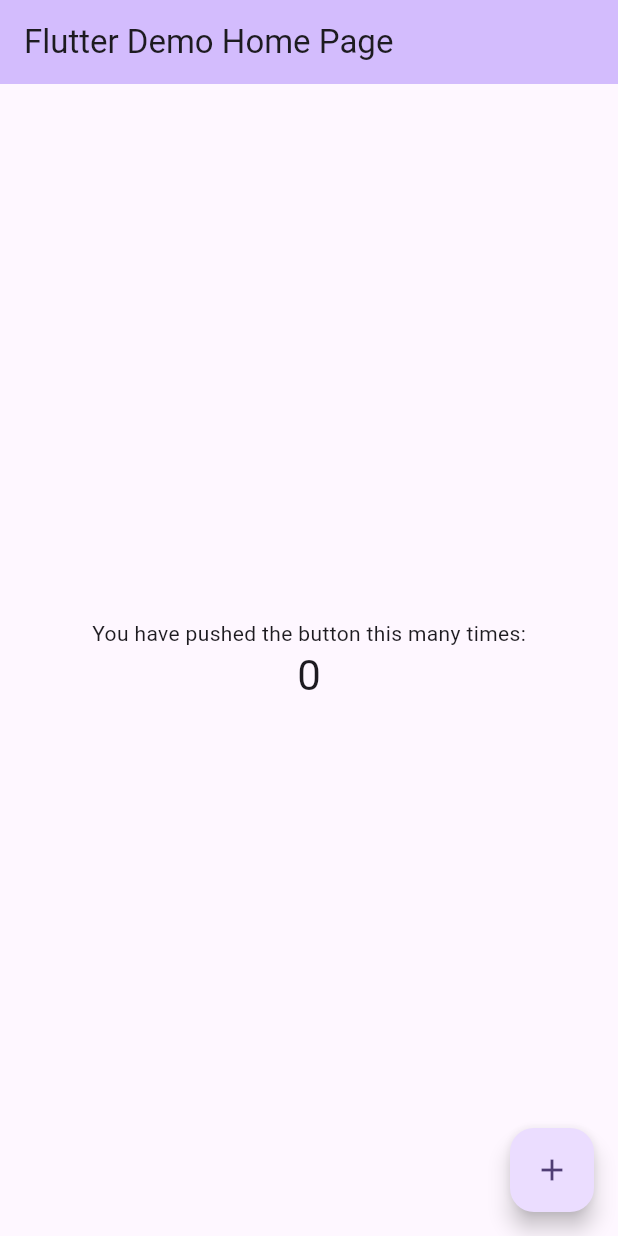
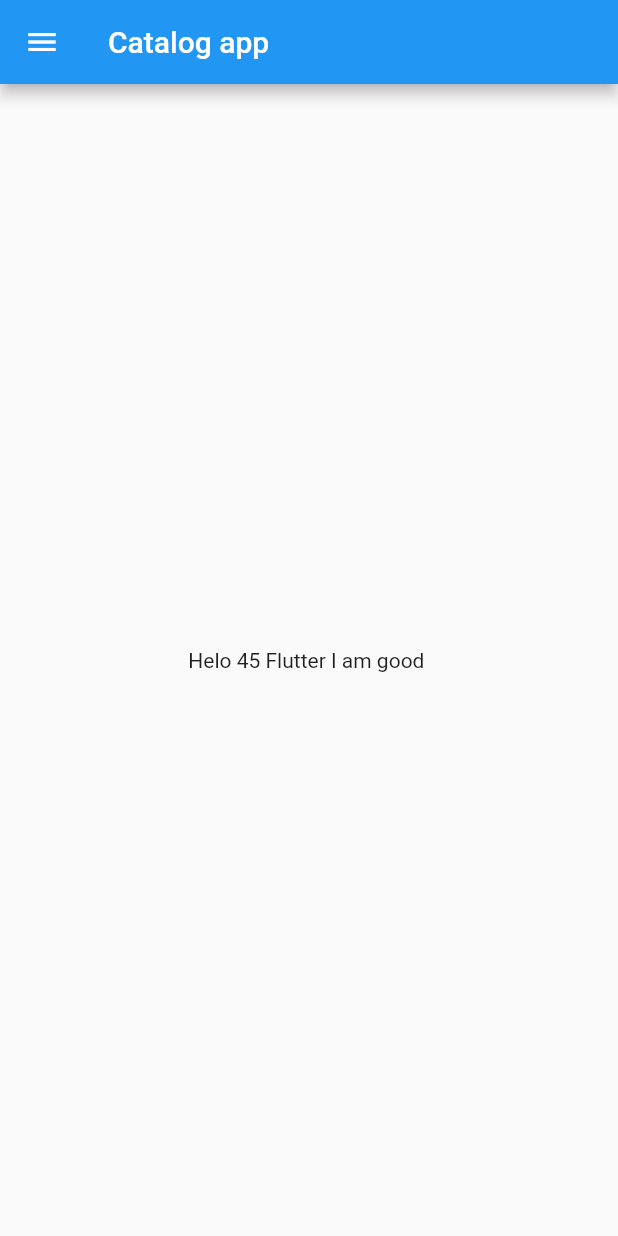
Before and after one commit to Ansumanbhujabal/Appdev, a Flutter app: the screen it shows after launch, on a phone screen of 412 x 824 dp. Run offline on Flutter 3.47's test engine with Material 2 defaults, Android fonts, the phone set to English and light mode, and no system bars.

Commit message:
homepage day1  add

```diff
--- /dev/null
+++ b/flutter_catalog/lib/homepage.dart
@@ -0,0 +1,20 @@
+import 'package:flutter/material.dart';
+
+class HomePage extends StatelessWidget {
+  const HomePage({super.key});
+
+  @override
+  Widget build(BuildContext context) {
+    int days = 45;
+    String name = "I am good ";
+    return Scaffold(
+      appBar: AppBar(
+        title: Text("Catalog app"),
+      ),
+      body: Center(
+        child: Container(child: Text("Helo $days Flutter $name")),
+      ),
+      drawer: Drawer(),
+    );
+  }
+}
--- a/flutter_catalog/lib/main.dart
+++ b/flutter_catalog/lib/main.dart
@@ -1,125 +1,15 @@
 import 'package:flutter/material.dart';
+import 'homepage.dart';
 
 void main() {
-  runApp(const MyApp());
+  runApp(MyApp());
 }
 
 class MyApp extends StatelessWidget {
   const MyApp({super.key});
 
-  // This widget is the root of your application.
   @override
   Widget build(BuildContext context) {
-    return MaterialApp(
-      title: 'Flutter Demo',
-      theme: ThemeData(
-        // This is the theme of your application.
-        //
-        // TRY THIS: Try running your application with "flutter run". You'll see
-        // the application has a blue toolbar. Then, without quitting the app,
-        // try changing the seedColor in the colorScheme below to Colors.green
-        // and then invoke "hot reload" (save your changes or press the "hot
-        // reload" button in a Flutter-supported IDE, or press "r" if you used
-        // the command line to start the app).
-        //
-        // Notice that the counter didn't reset back to zero; the application
-        // state is not lost during the reload. To reset the state, use hot
-        // restart instead.
-        //
-        // This works for code too, not just values: Most code changes can be
-        // tested with just a hot reload.
-        colorScheme: ColorScheme.fromSeed(seedColor: Colors.deepPurple),
-        useMaterial3: true,
-      ),
-      home: const MyHomePage(title: 'Flutter Demo Home Page'),
-    );
+    return MaterialApp(home: HomePage());
   }
 }
-
-class MyHomePage extends StatefulWidget {
-  const MyHomePage({super.key, required this.title});
-
-  // This widget is the home page of your application. It is stateful, meaning
-  // that it has a State object (defined below) that contains fields that affect
-  // how it looks.
-
-  // This class is the configuration for the state. It holds the values (in this
-  // case the title) provided by the parent (in this case the App widget) and
-  // used by the build method of the State. Fields in a Widget subclass are
-  // always marked "final".
-
-  final String title;
-
-  @override
-  State<MyHomePage> createState() => _MyHomePageState();
-}
-
-class _MyHomePageState extends State<MyHomePage> {
-  int _counter = 0;
-
-  void _incrementCounter() {
-    setState(() {
-      // This call to setState tells the Flutter framework that something has
-      // changed in this State, which causes it to rerun the build method below
-      // so that the display can reflect the updated values. If we changed
-      // _counter without calling setState(), then the build method would not be
-      // called again, and so nothing would appear to happen.
-      _counter++;
-    });
-  }
-
-  @override
-  Widget build(BuildContext context) {
-    // This method is rerun every time setState is called, for instance as done
-    // by the _incrementCounter method above.
-    //
-    // The Flutter framework has been optimized to make rerunning build methods
-    // fast, so that you can just rebuild anything that needs updating rather
-    // than having to individually change instances of widgets.
-    return Scaffold(
-      appBar: AppBar(
-        // TRY THIS: Try changing the color here to a specific color (to
-        // Colors.amber, perhaps?) and trigger a hot reload to see the AppBar
-        // change color while the other colors stay the same.
-        backgroundColor: Theme.of(context).colorScheme.inversePrimary,
-        // Here we take the value from the MyHomePage object that was created by
-        // the App.build method, and use it to set our appbar title.
-        title: Text(widget.title),
-      ),
-      body: Center(
-        // Center is a layout widget. It takes a single child and positions it
-        // in the middle of the parent.
-        child: Column(
-          // Column is also a layout widget. It takes a list of children and
-          // arranges them vertically. By default, it sizes itself to fit its
-          // children horizontally, and tries to be as tall as its parent.
-          //
-          // Column has various properties to control how it sizes itself and
-          // how it positions its children. Here we use mainAxisAlignment to
-          // center the children vertically; the main axis here is the vertical
-          // axis because Columns are vertical (the cross axis would be
-          // horizontal).
-          //
-          // TRY THIS: Invoke "debug painting" (choose the "Toggle Debug Paint"
-          // action in the IDE, or press "p" in the console), to see the
-          // wireframe for each widget.
-          mainAxisAlignment: MainAxisAlignment.center,
-          children: <Widget>[
-            const Text(
-              'You have pushed the button this many times:',
-            ),
-            Text(
-              '$_counter',
-              style: Theme.of(context).textTheme.headlineMedium,
-            ),
-          ],
-        ),
-      ),
-      floatingActionButton: FloatingActionButton(
-        onPressed: _incrementCounter,
-        tooltip: 'Increment',
-        child: const Icon(Icons.add),
-      ), // This trailing comma makes auto-formatting nicer for build methods.
-    );
-  }
-}
```
